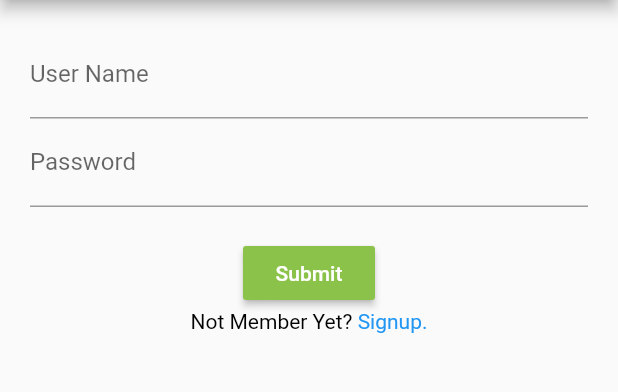
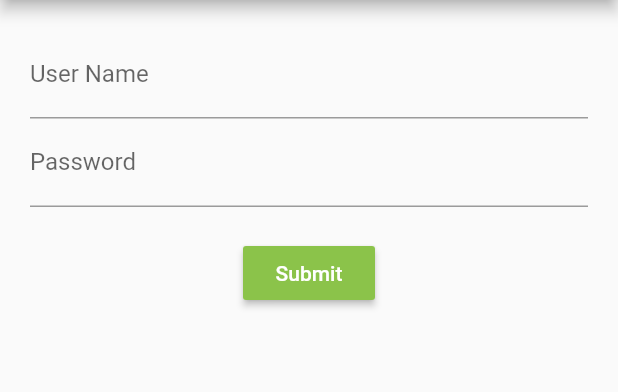
Before and after one commit to hobbist/go_vidhyan_flutter, a Flutter app: the screen it shows after launch, on a phone screen of 412 x 824 dp, the part 84-476 px from its top. Run offline on Flutter 3.47's test engine with Material 2 defaults, Android fonts, the phone set to English and light mode, and no system bars.

Commit message:
signup and signout screen navigation

```diff
--- a/lib/widgets/screens/govidhyanapp.dart
+++ b/lib/widgets/screens/govidhyanapp.dart
@@ -2,6 +2,9 @@ import 'package:flutter/material.dart';
 import 'package:govidhyan_flutter/widgets/constants/constants.dart';
 import 'package:govidhyan_flutter/utils/functions.dart';
 import 'package:govidhyan_flutter/widgets/screens/loginscreen.dart';
+import 'package:govidhyan_flutter/widgets/screens/signupscreen.dart';
+import 'package:govidhyan_flutter/widgets/screens/stages.dart';
+import 'package:govidhyan_flutter/widgets/screens/signoutDialog.dart';
 class GoVidhyanApp extends StatelessWidget {
   @override
   Widget build(BuildContext context) {
@@ -19,37 +22,75 @@ class GoVidhyanApp extends StatelessWidget {
 class DrawerItem {
   String title;
   IconData icon;
-  DrawerItem(this.title, this.icon);
+  Widget page;
+  bool dialog=false;
+  DrawerItem(this.title, this.icon,this.page);
+  DrawerItem.empty(this.title, this.icon);
+  DrawerItem.dialog(this.title, this.icon,this.dialog);
 }
 
 class HomeScreen extends StatefulWidget{
-  final drawerItems = [ new DrawerItem(login, Icons.alternate_email),];
+  static final HomeScreen _home=HomeScreen._internal();
+  HomeScreen._internal();
+  factory HomeScreen(){
+      return _home;
+  }
+
+   bool _singedUp=false;
+   void set signedUp(bool up){
+     this._singedUp=up;
+   }
+
+   final _drawerItems = [new DrawerItem(login, Icons.alternate_email,LoginScreen()),new DrawerItem(signup, Icons.accessibility,SignupScreen())];
+   final _homeDrawerItems = [new DrawerItem(stages, Icons.assessment,StagesScreen()),new DrawerItem.empty(profile, Icons.account_box),
+                              new DrawerItem.empty(whatsNew,Icons.flare),new DrawerItem.empty(contact_coordinator, Icons.perm_phone_msg),
+                              new DrawerItem.dialog(signout, Icons.layers,true)];
+
+   List<DrawerItem> getHomedrawer()
+  {
+    return _singedUp==true?_homeDrawerItems:_drawerItems;
+  }
   @override
   State<StatefulWidget> createState() {
     return HomeScreenState();
   }
-
 }
 
 class HomeScreenState extends State<HomeScreen>{
-  int _selectedDrawerIndex = 1;
+  DrawerItem _selectedDrawerIndex = HomeScreen().getHomedrawer().elementAt(0) as DrawerItem;
 
-  _onSelectItem(int index) {
+  _onSelectItem(DrawerItem index) {
+    print(index.title);
     setState(() => _selectedDrawerIndex = index);
     Navigator.of(context).pop(); // close the drawer
   }
 
-  _getDrawerItemWidget(int pos) {
-    switch (pos) {
-      case 1:
-        return new LoginScreen();
-      default:
-        return new Text("Error Text");
-    }
+  _getDrawerItemWidget(BuildContext context,DrawerItem pos) {
+    //TODO --needs work in case of logout dialog
+      if(pos.dialog){
+        showAppDialog(context);
+      }
+      else{
+        return pos.page;
+      }
   }
 
   @override
   Widget build(BuildContext context) {
+    return Scaffold(
+        appBar: AppBar(title: Text(title)),
+        drawer: Drawer(
+          child: ListView(
+            padding: EdgeInsets.zero,
+            children: buildDrawerOptions(),
+          ),
+        ),
+      body: _getDrawerItemWidget(context,_selectedDrawerIndex),
+    );
+  }
+
+  List<Widget> buildDrawerOptions(){
+    var drawer=HomeScreen().getHomedrawer();
     var drawerOptions = <Widget>[];
     drawerOptions.add(DrawerHeader(
       decoration: BoxDecoration(
@@ -57,34 +98,26 @@ class HomeScreenState extends State<HomeScreen>{
           color: Colors.lightGreen
       ),
     ));
-    for (var i = 0; i < widget.drawerItems.length; i++) {
-      var d = widget.drawerItems[i];
-      i=i+1;
+    int i=0;
+    while(i<drawer.length){
+      int index=i;
+      var d = drawer[index];
       drawerOptions.add(
           new ListTile(
             leading: new Icon(d.icon),
             title: new Text(d.title),
-            selected: i == _selectedDrawerIndex,
-            onTap: () => _onSelectItem(i),
+            selected: index == _selectedDrawerIndex,
+            onTap: () => _onSelectItem(d),
           )
       );
+      i=i+1;
     }
     drawerOptions.add(new ListTile(
       leading: new Icon(Icons.language),
       title: new Text(aboutUs),
       onTap: () => launchURL(goVidhnyanUrl),
     ));
-
-    return Scaffold(
-        appBar: AppBar(title: Text(title)),
-        drawer: Drawer(
-          child: ListView(
-            padding: EdgeInsets.zero,
-            children: drawerOptions,
-          ),
-        ),
-      body: _getDrawerItemWidget(_selectedDrawerIndex),
-    );
+  return drawerOptions;
   }
 
 }
--- a/lib/widgets/screens/loginscreen.dart
+++ b/lib/widgets/screens/loginscreen.dart
@@ -2,7 +2,7 @@ import 'package:flutter/material.dart';
 import 'package:flutter/services.dart';
 import 'package:flutter/gestures.dart';
 import 'package:govidhyan_flutter/widgets/constants/constants.dart';
-import 'package:govidhyan_flutter/widgets/screens/signupscreen.dart';
+import 'package:govidhyan_flutter/widgets/screens/govidhyanapp.dart';
 class LoginScreen extends StatelessWidget{
   @override
   Widget build(BuildContext context) {
@@ -25,7 +25,8 @@ class LoginState extends State<LoginWidget>{
   @override
   Widget build(BuildContext context) {
     final Size screenSize = MediaQuery.of(context).size;
-    return Container(
+    return
+       Container(
       padding: EdgeInsets.all(20.0),
       child: Form(
         key:this._formKey,
@@ -52,36 +53,21 @@ class LoginState extends State<LoginWidget>{
                       color: Colors.white
                   ),
                 ),
-                onPressed: ()=>null,
+                onPressed: (){
+              Navigator.of(context).pushReplacement(MaterialPageRoute(builder: (BuildContext context){
+              HomeScreen screen=HomeScreen();
+              screen.signedUp=true;
+              return screen;
+              }));
+              },
                 color: Colors.lightGreen,
               ),
-               RichText(
-                 text: TextSpan(
-                 children: [
-                   TextSpan(
-                     text: 'Not Member Yet? ',
-                     style: TextStyle(color: Colors.black)
-                   ),
-                   TextSpan(
-                     text: 'Signup.',
-                     style: TextStyle(color: Colors.blue),
-                     recognizer: TapGestureRecognizer()
-                       ..onTap=(){
-                        Navigator.push(context,MaterialPageRoute(builder: (context)=> SignupScreen(),
-                        maintainState: true
-                        ));
-                       SignupScreen();
-                   }
-                   )
-                 ]
-                 ),
-               )
               ],
             ),
             margin: EdgeInsets.only(top: 20.0),
           )
       ],),
       ),
-    );
+       );
   }
 }
```
Also changed, not shown: lib/widgets/constants/constants.dart (+27 -0 lines), lib/widgets/screens/signoutDialog.dart (added, +50 -0 lines), lib/widgets/screens/signupscreen.dart (+76 -37 lines), lib/widgets/screens/stages.dart (added, +28 -0 lines).
